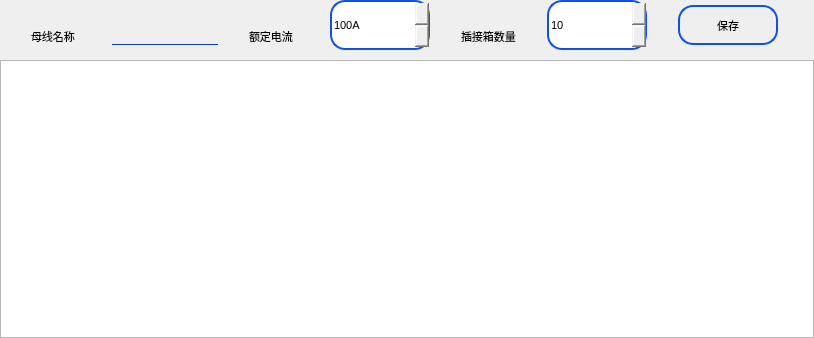
ChinaClever/BusBar-Qt, file setting/setnames/setnameswid.ui: the form before one commit.
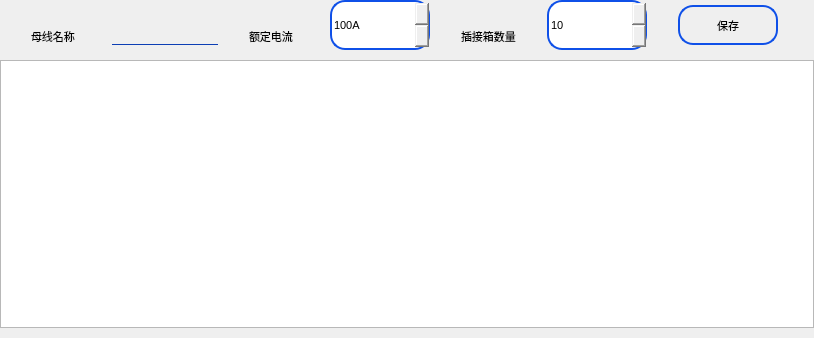
The form after the commit. Icons and pictures are not drawn. Custom widgets are drawn as their Qt base class.

```diff
--- a/setting/setnames/setnameswid.ui
+++ b/setting/setnames/setnameswid.ui
@@ -38,7 +38,7 @@
     <number>0</number>
    </property>
    <property name="bottomMargin">
-    <number>0</number>
+    <number>10</number>
    </property>
    <item>
     <layout class="QHBoxLayout" name="horizontalLayout">
```
